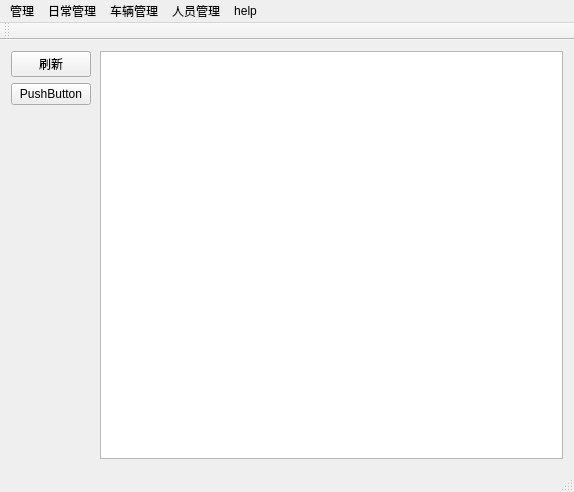
Above: mainwindow.ui from chksong/MineCarsManage before the change. Below: the same form after it.
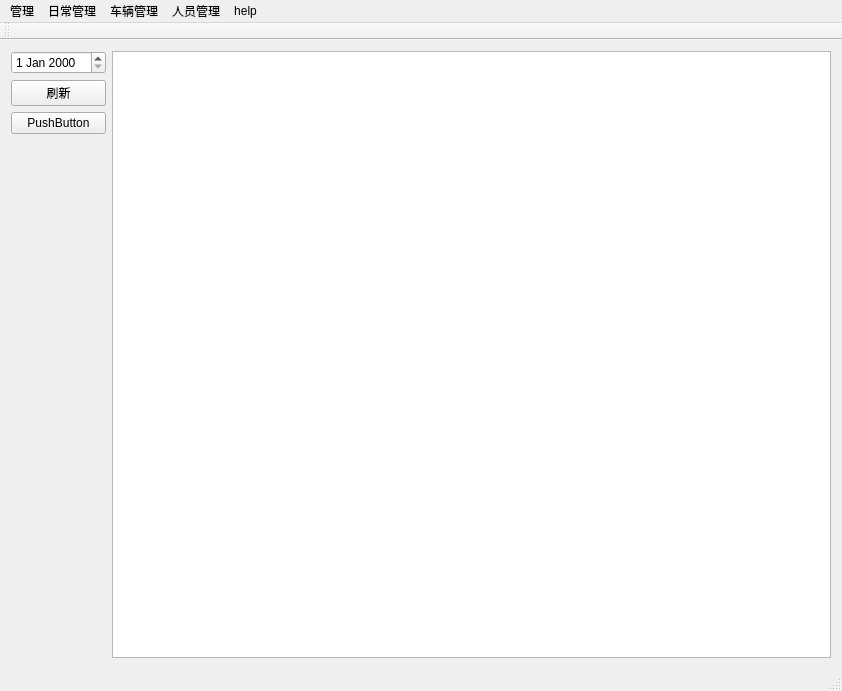
That is the form after the change.

The edit to the form file:
```diff
--- a/mainwindow.ui
+++ b/mainwindow.ui
@@ -6,22 +6,22 @@
    <rect>
     <x>0</x>
     <y>0</y>
-    <width>574</width>
-    <height>492</height>
+    <width>842</width>
+    <height>691</height>
    </rect>
   </property>
   <property name="windowTitle">
    <string>机械设备部挖掘机管理系统</string>
   </property>
   <widget class="QWidget" name="centralWidget">
-   <layout class="QVBoxLayout" name="verticalLayout_2">
+   <layout class="QVBoxLayout" name="verticalLayout_3">
     <item>
-     <layout class="QHBoxLayout" name="horizontalLayout" stretch="0,0">
-      <property name="spacing">
-       <number>9</number>
-      </property>
+     <layout class="QHBoxLayout" name="horizontalLayout">
       <item>
-       <layout class="QVBoxLayout" name="verticalLayout">
+       <layout class="QVBoxLayout" name="verticalLayout_2">
+        <item>
+         <widget class="QDateEdit" name="dateEdit_search"/>
+        </item>
         <item>
          <widget class="QPushButton" name="PB_refresh">
           <property name="text">
@@ -30,7 +30,7 @@
          </widget>
         </item>
         <item>
-         <widget class="QPushButton" name="pushButton_2">
+         <widget class="QPushButton" name="pushButton_3">
           <property name="text">
            <string>PushButton</string>
           </property>
@@ -52,7 +52,11 @@
        </layout>
       </item>
       <item>
-       <widget class="QTableWidget" name="tableWidget"/>
+       <layout class="QVBoxLayout" name="verticalLayout">
+        <item>
+         <widget class="QTableWidget" name="tableWidget"/>
+        </item>
+       </layout>
       </item>
      </layout>
     </item>
@@ -63,7 +67,7 @@
     <rect>
      <x>0</x>
      <y>0</y>
-     <width>574</width>
+     <width>842</width>
      <height>22</height>
     </rect>
    </property>
```
